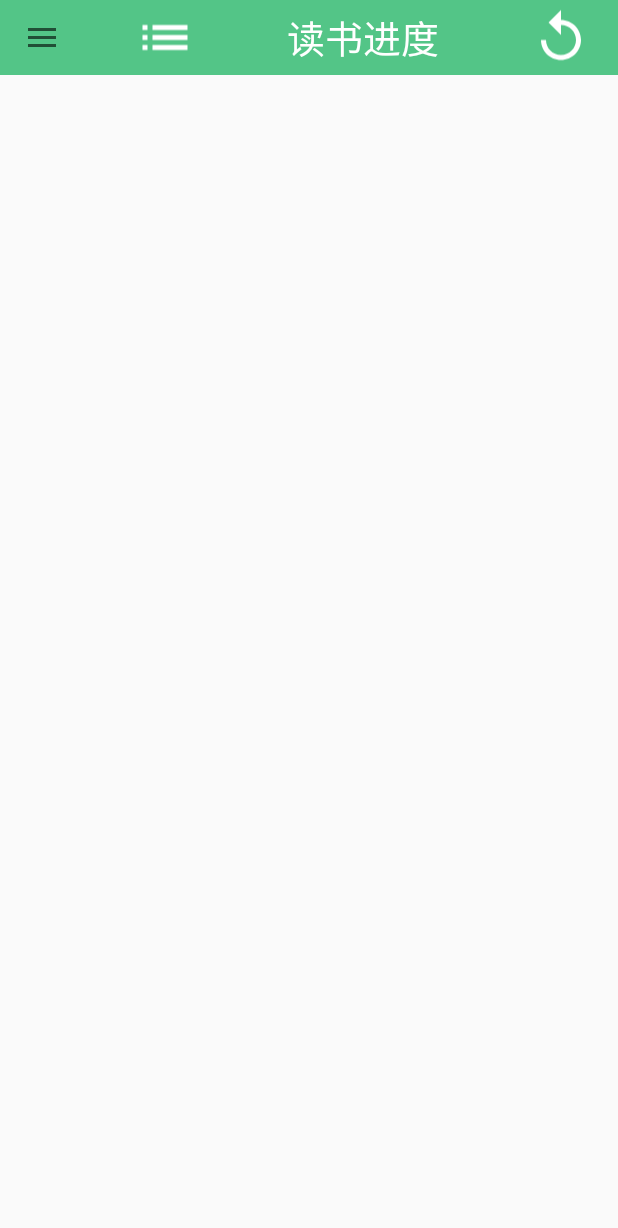
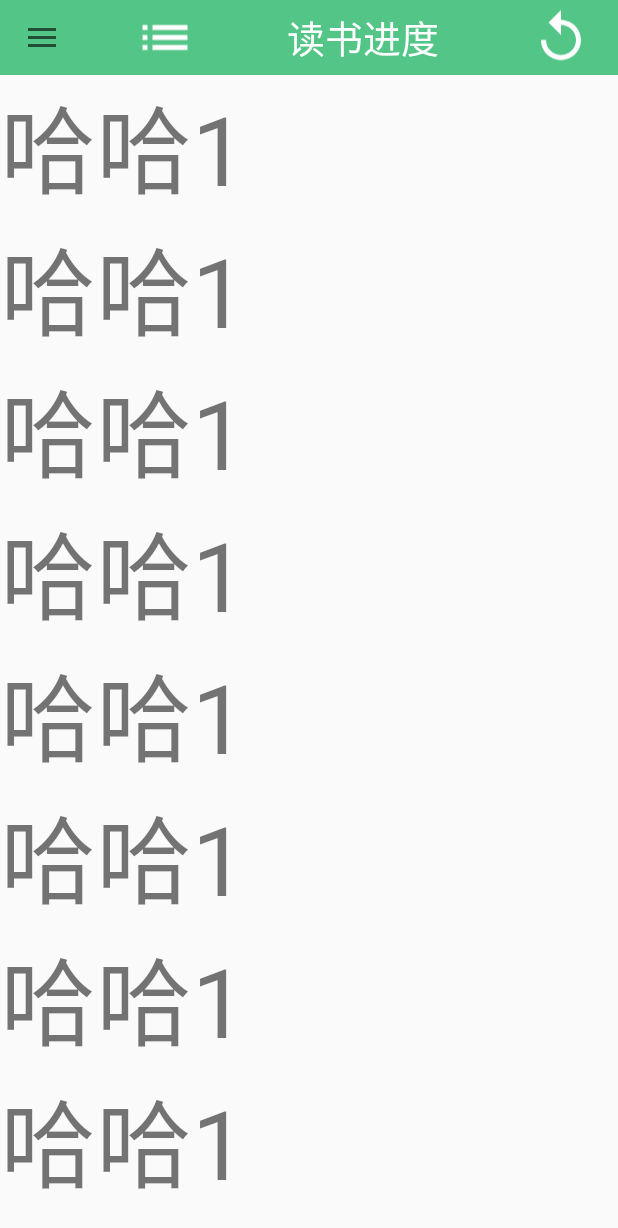
Before and after one commit to jiangzhengnan/TimeRecoder, an Android app: the screen it shows after launch (MainAty), on a phone screen of 412 x 824 dp. Shown: the top 1228 px of the screen. Run offline under Robolectric (Android 15) with nearby library versions, the phone set to English and light mode, and no system bars.

Commit message:
第五次提交：添加侧滑选项的Fragment

```diff
--- a/app/src/main/AndroidManifest.xml
+++ b/app/src/main/AndroidManifest.xml
@@ -23,9 +23,6 @@
             </intent-filter>
         </activity>
 
-        <activity android:name=".aty.MainActivity">
-
-        </activity>
     </application>
 
 </manifest>
--- a/app/src/main/java/com/whale/nangua/timerecoder/aty/MainAty.java
+++ b/app/src/main/java/com/whale/nangua/timerecoder/aty/MainAty.java
@@ -1,29 +1,42 @@
 package com.whale.nangua.timerecoder.aty;
 
 import android.app.Activity;
+import android.content.Intent;
 import android.os.Bundle;
 import android.support.design.widget.NavigationView;
 import android.support.v4.widget.DrawerLayout;
 import android.support.v7.app.ActionBar;
 import android.support.v7.app.ActionBarDrawerToggle;
+import android.support.v7.app.AppCompatActivity;
 import android.support.v7.widget.Toolbar;
+import android.util.Log;
 import android.view.MenuItem;
 import android.widget.Toast;
 
 import com.whale.nangua.timerecoder.R;
+import com.whale.nangua.timerecoder.frag.Frag1;
+import com.whale.nangua.timerecoder.frag.Frag2;
+
+import org.json.JSONObject;
+
+import java.io.ByteArrayOutputStream;
+import java.io.InputStream;
+import java.net.HttpURLConnection;
+import java.net.URL;
 
 /**
  * Created by nangua on 2016/6/27.
  */
-public class MainAty extends Activity {
+public class MainAty extends AppCompatActivity {
 
     Toolbar toolbar;
     ActionBar actionBar;
     DrawerLayout drawerLayout;
     ActionBarDrawerToggle drawerToggle;
     NavigationView navigationView;
-   /* Frag1 frag1;
-    Frag2 frag2;*/
+   Frag1 frag1;
+    Frag2 frag2;
+
 
 
     @Override
@@ -54,24 +67,20 @@ public class MainAty extends Activity {
         navigationView.setNavigationItemSelectedListener(new NaviListner());
 
         if (savedInstanceState == null) {
-           /* //实例化
+          //实例化
             frag1 = new Frag1();
             frag2 = new Frag2();
-            frag3 = new Frag3();
-            frag4 = new Frag4();
             //获得Fm
             //add
             //remove
             //replace
             //hide
             //show
-            getSupportFragmentManager().beginTransaction()
+             getSupportFragmentManager().beginTransaction()
                     .add(R.id.framelayout, frag1)
                     .add(R.id.framelayout, frag2)
-                    .add(R.id.framelayout, frag3)
-                    .add(R.id.framelayout, frag4)
                     .show(frag1)
-                    .hide(frag2).hide(frag3).hide(frag4).commit();*/
+                    .hide(frag2).commit();
         }
     }
 
@@ -85,12 +94,16 @@ public class MainAty extends Activity {
             if (item.getGroupId() == R.id.group_items) {
                 switch (item.getItemId()) {
                     case R.id.nav_a:
-                     //   getSupportFragmentManager().beginTransaction().show(frag1).hide(frag2).hide(frag3).hide(frag4).commit();
-                      //  Toast.makeText(MainActivity.this, "1", Toast.LENGTH_SHORT).show();
+                        getSupportFragmentManager().beginTransaction().show(frag1).hide(frag2).commit();
+                        Toast.makeText(MainAty.this,"1",Toast.LENGTH_SHORT).show();
                         break;
                     case R.id.nav_b:
-                   //     getSupportFragmentManager().beginTransaction().show(frag2).hide(frag1).hide(frag3).hide(frag4).commit();
-                      //  Toast.makeText(MainActivity.this, "2", Toast.LENGTH_SHORT).show();
+                        getSupportFragmentManager().beginTransaction().show(frag2).hide(frag1).commit();
+                        Toast.makeText(MainAty.this, "2", Toast.LENGTH_SHORT).show();
+                        break;
+                    case R.id.nav_c:
+                        Intent i = new Intent(MainAty.this,QrAty.class);
+                         startActivityForResult(i, 1);
                         break;
                 }
                 //否则就是menu下面的m其他点击按钮
@@ -111,4 +124,87 @@ public class MainAty extends Activity {
     }
 
 
+    //
+    @Override
+    protected void onActivityResult(int requestCode, int resultCode, Intent data) {
+        if (data!=null) {
+            String result = data.getStringExtra("result");
+
+            final String path = "https://api.douban.com/v2/book/isbn/:" + result;
+
+            new Thread(new Runnable() {
+                @Override
+                public void run() {
+                    try {
+                        URL url = new URL(path);
+
+                        //获得HTTP连接
+                        HttpURLConnection conn = (HttpURLConnection) url.openConnection();
+                        conn.setConnectTimeout(5 * 1000);
+                        //设置请求方法
+                        conn.setRequestMethod("GET");
+                        conn.setDoInput(true);
+
+
+                        int code = conn.getResponseCode();
+                        if (code == HttpURLConnection.HTTP_OK) {
+                            InputStream in = conn.getInputStream();
+                            //调用数据流处理方法
+                            byte[] data = new StreamTool().readInputStream(in);
+                            final String json = new String(data);
+
+                            //Gson解析
+                            pareseJSON(json);
+
+
+                            runOnUiThread(new Runnable() {
+                                @Override
+                                public void run() {
+                                }
+                            });
+                        }
+                    } catch (Exception e) {
+                        e.printStackTrace();
+                    }
+                }
+            }).start();
+        }
+        super.onActivityResult(requestCode, resultCode, data);
+    }
+
+    //解析json数据
+    private void pareseJSON (String text) {
+        try {
+            JSONObject jsonObject = new JSONObject(text);
+            Log.d("whaleaa", "SB:");
+            String subtitle = jsonObject.getString("subtitle");
+            String author = jsonObject.getString("author");
+            Log.d("whaleaa", "subtitle:" + subtitle);
+            Log.d("whaleaa", "author:" + author);
+
+        } catch (Exception e) {
+            e.printStackTrace();
+        }
+
+    }
+
+    public class StreamTool
+    {
+        /**
+         * 从输入流中获取数据
+         * @param inStream 输入流
+         * @return
+         * @throws Exception
+         */
+        public   byte[] readInputStream(InputStream inStream) throws Exception{
+            ByteArrayOutputStream outStream = new ByteArrayOutputStream();
+            byte[] buffer = new byte[1024];
+            int len = 0;
+            while( (len=inStream.read(buffer)) != -1 ){
+                outStream.write(buffer, 0, len);
+            }
+            inStream.close();
+            return outStream.toByteArray();
+        }
+    }
 }
--- /dev/null
+++ b/app/src/main/java/com/whale/nangua/timerecoder/frag/Frag1.java
@@ -0,0 +1,53 @@
+package com.whale.nangua.timerecoder.frag;
+
+import android.graphics.Color;
+import android.os.Bundle;
+import android.support.v4.app.Fragment;
+import android.support.v4.widget.SwipeRefreshLayout;
+import android.view.LayoutInflater;
+import android.view.View;
+import android.view.ViewGroup;
+
+import com.whale.nangua.timerecoder.R;
+/**
+ * Created by nangua on 2016/5/26.
+ */
+public class Frag1 extends Fragment {
+    SwipeRefreshLayout refreshlayout;
+    @Override
+    public View onCreateView(LayoutInflater inflater, ViewGroup container, Bundle savedInstanceState) {
+        View v = inflater.inflate(R.layout.frag1_layout,container,false);
+        //设置颜色
+        refreshlayout = (SwipeRefreshLayout) v.findViewById(R.id.refreshlayout);
+    //    refreshlayout.setColorSchemeColors(Color.RED,Color.GREEN,Color.BLUE);
+        refreshlayout.setColorSchemeColors(Color.WHITE);
+        refreshlayout.setProgressBackgroundColorSchemeColor(Color.RED);
+
+        refreshlayout.setOnRefreshListener(new SwipeRefreshLayout.OnRefreshListener() {
+            @Override
+            public void onRefresh() {
+                //TODO网络操作
+                new Thread() {
+                    @Override
+                    public void run() {
+
+                        try {
+                            Thread.sleep(5000);
+                        } catch (InterruptedException e) {
+                            e.printStackTrace();
+                        }
+
+                        //子线程不能刷新UI
+                        getActivity().runOnUiThread(new Runnable() {
+                            @Override
+                            public void run() {
+                                refreshlayout.setRefreshing(false);
+                            }
+                        });
+                    }
+                }.start();
+            }
+        });
+        return v ;
+    }
+}
--- /dev/null
+++ b/app/src/main/java/com/whale/nangua/timerecoder/frag/Frag2.java
@@ -0,0 +1,19 @@
+package com.whale.nangua.timerecoder.frag;
+
+import android.os.Bundle;
+import android.support.v4.app.Fragment;
+import android.view.LayoutInflater;
+import android.view.View;
+import android.view.ViewGroup;
+
+import com.whale.nangua.timerecoder.R;
+/**
+ * Created by nangua on 2016/5/26.
+ */
+public class Frag2 extends Fragment {
+    @Override
+    public View onCreateView(LayoutInflater inflater, ViewGroup container, Bundle savedInstanceState) {
+        View v = inflater.inflate(R.layout.frag2_layout,container,false);
+        return v ;
+    }
+}
--- /dev/null
+++ b/app/src/main/res/layout/frag1_layout.xml
@@ -0,0 +1,21 @@
+<?xml version="1.0" encoding="utf-8"?>
+<android.support.v4.widget.SwipeRefreshLayout
+    android:id="@+id/refreshlayout"
+    xmlns:android="http://schemas.android.com/apk/res/android"
+    android:layout_width="match_parent"
+    android:layout_height="match_parent"
+    android:orientation="vertical">
+
+    <ScrollView
+
+        android:layout_width="match_parent"
+        android:layout_height="match_parent"
+        >
+
+        <TextView
+            android:layout_width="match_parent"
+            android:layout_height="match_parent"
+            android:text="哈哈1\n哈哈1\n哈哈1\n哈哈1\n哈哈1\n哈哈1\n哈哈1\n哈哈1\n哈哈1\n哈哈1\n"
+            android:textSize="64sp"/>
+    </ScrollView>
+</android.support.v4.widget.SwipeRefreshLayout>
--- a/app/src/main/res/layout/main_content.xml
+++ b/app/src/main/res/layout/main_content.xml
@@ -42,4 +42,15 @@
                 android:layout_marginRight="18dp"/>
         </RelativeLayout>
     </android.support.v7.widget.Toolbar>
+
+    <FrameLayout
+        xmlns:app="http://schemas.android.com/apk/res-auto"
+        app:layout_behavior="@string/appbar_scrolling_view_behavior"
+        android:layout_width="match_parent"
+        android:layout_height="0dp"
+        android:layout_weight="1"
+        android:id="@+id/framelayout"
+
+        >
+    </FrameLayout>
 </LinearLayout>
--- a/app/src/main/res/menu/nav.xml
+++ b/app/src/main/res/menu/nav.xml
@@ -11,12 +11,12 @@
             android:title="书架"
             />
         <item
-            android:id="@+id/nav_c"
+            android:id="@+id/nav_b"
             android:icon="@drawable/ic_android_24dp"
             android:title="读书进度"
             />
         <item
-            android:id="@+id/nav_b"
+            android:id="@+id/nav_c"
             android:icon="@drawable/ic_qr_24dp"
             android:title="添加书本"
             />
```
Also changed, not shown: app/src/main/java/com/whale/nangua/timerecoder/aty/MainActivity.java (deleted, +0 -160 lines), app/src/main/res/layout/frag2_layout.xml (added, +11 -0 lines).
